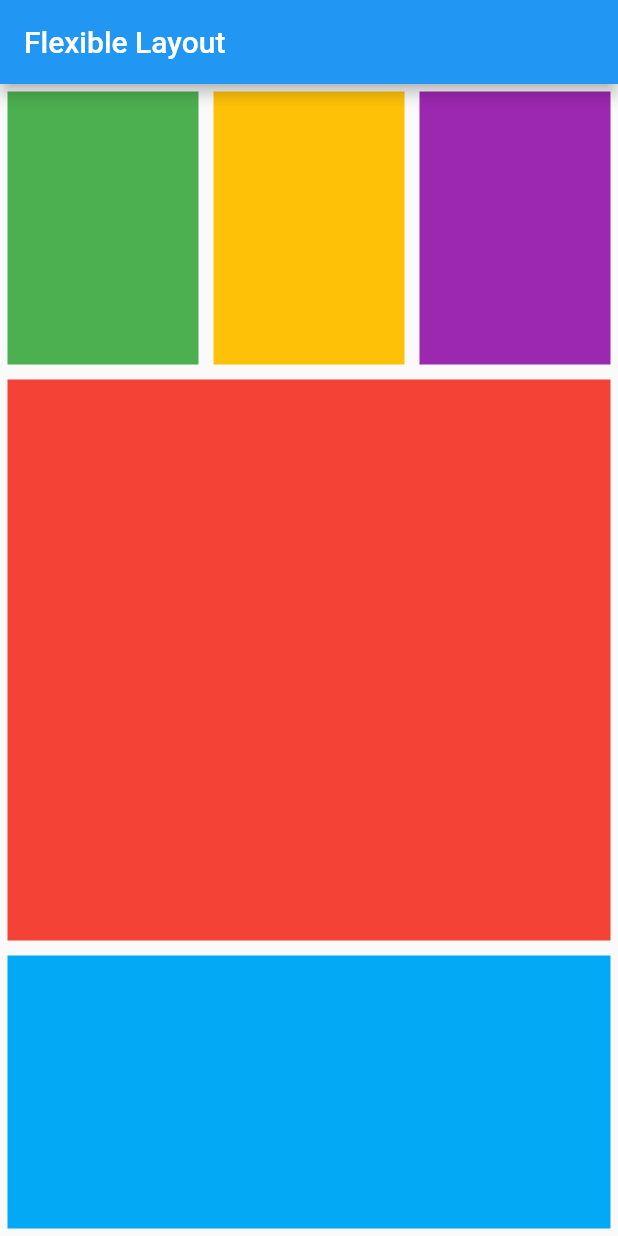
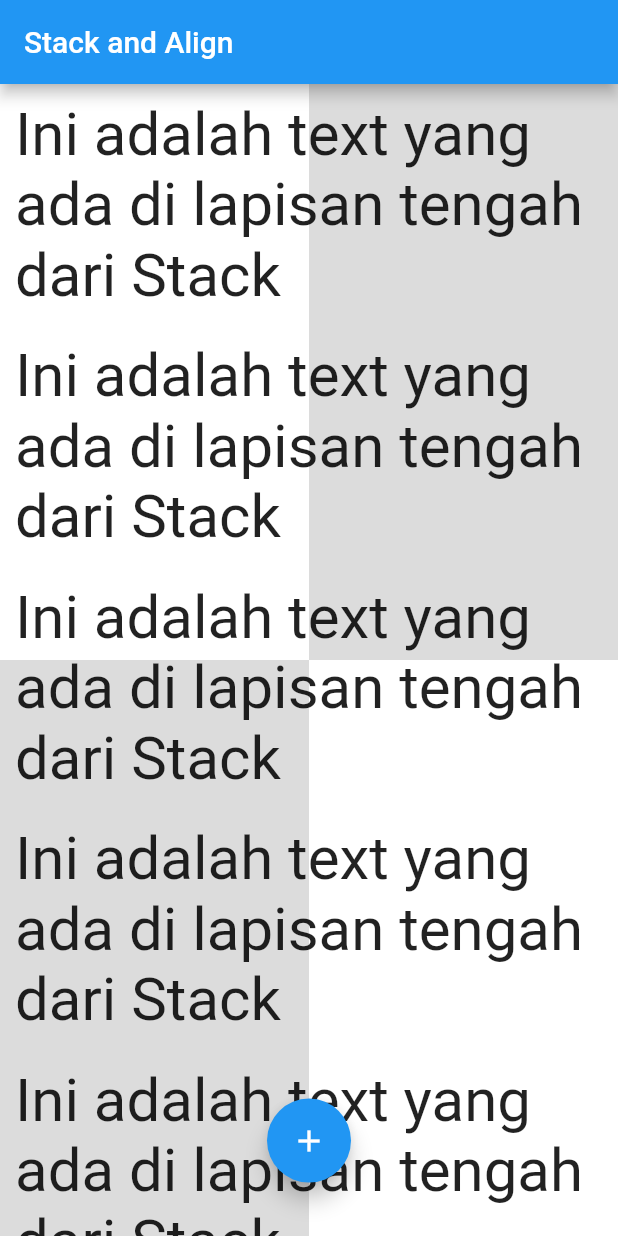
Before and after one commit to jutionck/beginning-flutter-course, a Flutter app: the screen it shows after launch, on a phone screen of 412 x 824 dp. Run offline on Flutter 3.47's test engine with Material 2 defaults, Android fonts, the phone set to English and light mode, and no system bars.

Commit message:
Latihan Stack dan Align Widget

```diff
--- a/lib/main.dart
+++ b/lib/main.dart
@@ -1,8 +1,6 @@
 import 'package:flutter/material.dart';
 
-/// Flexible widget sangat penting dalam menerapkan tampilan
-/// Karena di Android setiap tipe handphone pasti mempunyai layar yang berbeda-beda
-/// Kecuali ios sudah jelas untuk layar
+/// Latihan Stack dan Align Widget
 
 void main() => runApp(MyApp());
 
@@ -12,46 +10,91 @@ class MyApp extends StatelessWidget {
   @override
   Widget build(BuildContext context) {
     return MaterialApp(
+      debugShowCheckedModeBanner: false,
       home: Scaffold(
         appBar: AppBar(
-          title: Text("Flexible Layout"),
+          title: Text("Stack and Align"),
         ),
-        body: Column(
+        body: Stack(
           children: [
-            Flexible(child: Row(
+            Column(
+              children: [
+                Flexible(
+                    flex: 1,
+                    child: Row(
                       children: [
                         Flexible(
                             flex: 1,
                             child: Container(
-                      margin: EdgeInsets.all(5),
-                      color: Colors.green,
+                              color: Colors.white,
                             )),
                         Flexible(
                             flex: 1,
                             child: Container(
-                      margin: EdgeInsets.all(5),
-                      color: Colors.amber,
+                              color: Colors.black12,
+                            ))
+                      ],
+                    )),
+                Flexible(
+                    flex: 1,
+                    child: Row(
+                      children: [
+                        Flexible(
+                            flex: 1,
+                            child: Container(
+                              color: Colors.black12,
                             )),
                         Flexible(
                             flex: 1,
                             child: Container(
-                      margin: EdgeInsets.all(5),
-                      color: Colors.purple,
-                    )),
+                              color: Colors.white,
+                            ))
                       ],
-            )),
-            Flexible(
-                flex: 2,
-                child: Container(
-                  margin: EdgeInsets.all(5),
-                  color: Colors.red,
-                )),
-            Flexible(
-                flex: 1,
-                child: Container(
-                  margin: EdgeInsets.all(5),
-                  color: Colors.lightBlue,
-                )),
+                    ))
+              ],
+            ),
+            ListView(
+              children: [
+                Column(
+                  children: [
+                    Container(
+                        margin: EdgeInsets.all(10),
+                        child: Text(
+                            "Ini adalah text yang ada di lapisan tengah dari Stack",
+                            style: TextStyle(fontSize: 40))),
+                    Container(
+                        margin: EdgeInsets.all(10),
+                        child: Text(
+                            "Ini adalah text yang ada di lapisan tengah dari Stack",
+                            style: TextStyle(fontSize: 40))),
+                    Container(
+                        margin: EdgeInsets.all(10),
+                        child: Text(
+                            "Ini adalah text yang ada di lapisan tengah dari Stack",
+                            style: TextStyle(fontSize: 40))),
+                    Container(
+                        margin: EdgeInsets.all(10),
+                        child: Text(
+                            "Ini adalah text yang ada di lapisan tengah dari Stack",
+                            style: TextStyle(fontSize: 40))),
+                    Container(
+                        margin: EdgeInsets.all(10),
+                        child: Text(
+                            "Ini adalah text yang ada di lapisan tengah dari Stack",
+                            style: TextStyle(fontSize: 40))),
+                  ],
+                )
+              ],
+            ),
+            // untuk memposisikan widget
+            Align(
+              alignment: Alignment(0, 0.90),
+              child: FloatingActionButton(
+                tooltip: "Ini Tombol",
+                child: Icon(Icons.add),
+                onPressed: () {},
+              ),
+            )
           ],
         ),
       ),
```
Lines whose indentation alone changed are shown as unchanged.
